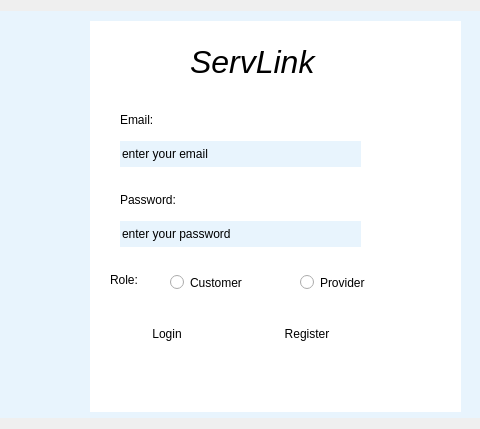
This is loginscreen.ui in youssefezz12/capstone-project as Qt 5 draws it before an edit; both pictures show x 81 to 561 and y 0 to 429 of the 733 by 429 pixel window. The edited form follows.
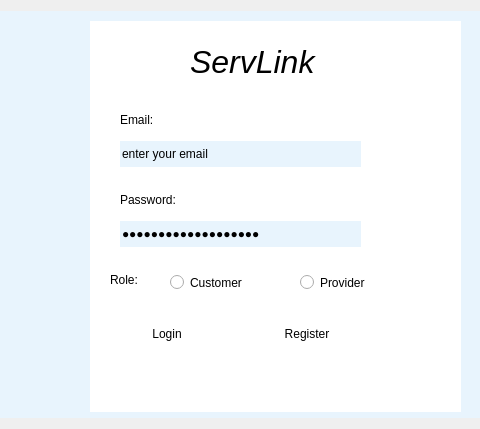
This is the edited form.

```diff
--- a/loginscreen.ui
+++ b/loginscreen.ui
@@ -104,7 +104,7 @@
         <rect>
          <x>30</x>
          <y>200</y>
-         <width>113</width>
+         <width>241</width>
          <height>26</height>
         </rect>
        </property>
@@ -127,7 +127,7 @@
         <string>enter your password</string>
        </property>
        <property name="echoMode">
-        <enum>QLineEdit::Normal</enum>
+        <enum>QLineEdit::EchoMode::Password</enum>
        </property>
       </widget>
       <widget class="QLabel" name="label_4">
```
